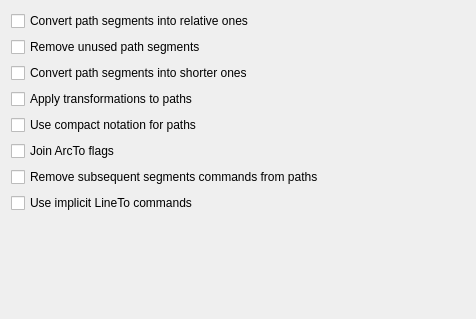
Old version of the form src/preferences/pathspage.ui in the repository RazrFalcon/svgcleaner-gui.
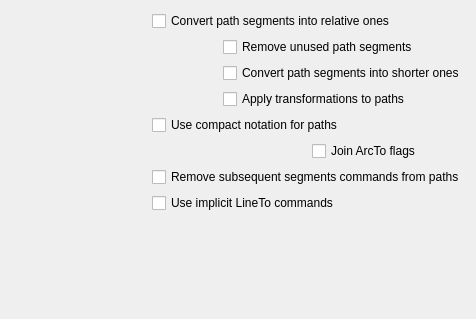
New version of the form. Custom widgets are drawn as their Qt base class.

What changed in the file:
```diff
--- a/src/preferences/pathspage.ui
+++ b/src/preferences/pathspage.ui
@@ -13,72 +13,8 @@
   <property name="windowTitle">
    <string>Form</string>
   </property>
-  <layout class="QVBoxLayout" name="verticalLayout">
-   <item>
-    <widget class="QCheckBox" name="chBoxToRelative">
-     <property name="text">
-      <string>Convert path segments into relative ones</string>
-     </property>
-    </widget>
-   </item>
-   <item>
-    <layout class="QVBoxLayout" name="laySegments">
-     <item>
-      <widget class="QCheckBox" name="chBoxRmUnused">
-       <property name="text">
-        <string>Remove unused path segments</string>
-       </property>
-      </widget>
-     </item>
-     <item>
-      <widget class="QCheckBox" name="chBoxConvertSegments">
-       <property name="text">
-        <string>Convert path segments into shorter ones</string>
-       </property>
-      </widget>
-     </item>
-     <item>
-      <widget class="QCheckBox" name="chBoxApplyTransformToPaths">
-       <property name="text">
-        <string>Apply transformations to paths</string>
-       </property>
-      </widget>
-     </item>
-    </layout>
-   </item>
-   <item>
-    <widget class="QCheckBox" name="chBoxTrimPaths">
-     <property name="text">
-      <string>Use compact notation for paths</string>
-     </property>
-    </widget>
-   </item>
-   <item>
-    <layout class="QVBoxLayout" name="layArcTo">
-     <item>
-      <widget class="WarningCheckBox" name="chBoxJoinArcToFlags">
-       <property name="text">
-        <string>Join ArcTo flags</string>
-       </property>
-      </widget>
-     </item>
-    </layout>
-   </item>
-   <item>
-    <widget class="QCheckBox" name="chBoxRmDuplCmd">
-     <property name="text">
-      <string>Remove subsequent segments commands from paths</string>
-     </property>
-    </widget>
-   </item>
-   <item>
-    <widget class="QCheckBox" name="chBoxUseImplicitCommands">
-     <property name="text">
-      <string>Use implicit LineTo commands</string>
-     </property>
-    </widget>
-   </item>
-   <item>
+  <layout class="QGridLayout" name="gridLayout">
+   <item row="6" column="1">
     <spacer name="verticalSpacer">
      <property name="orientation">
       <enum>Qt::Vertical</enum>
@@ -91,6 +27,94 @@
      </property>
     </spacer>
    </item>
+   <item row="5" column="1">
+    <widget class="QCheckBox" name="chBoxUseImplicitCommands">
+     <property name="text">
+      <string>Use implicit LineTo commands</string>
+     </property>
+    </widget>
+   </item>
+   <item row="2" column="1">
+    <widget class="QCheckBox" name="chBoxTrimPaths">
+     <property name="text">
+      <string>Use compact notation for paths</string>
+     </property>
+    </widget>
+   </item>
+   <item row="1" column="1">
+    <layout class="QGridLayout" name="laySegments">
+     <item row="0" column="1">
+      <widget class="QCheckBox" name="chBoxRmUnused">
+       <property name="text">
+        <string>Remove unused path segments</string>
+       </property>
+      </widget>
+     </item>
+     <item row="2" column="1">
+      <widget class="QCheckBox" name="chBoxApplyTransformToPaths">
+       <property name="text">
+        <string>Apply transformations to paths</string>
+       </property>
+      </widget>
+     </item>
+     <item row="1" column="1">
+      <widget class="QCheckBox" name="chBoxConvertSegments">
+       <property name="text">
+        <string>Convert path segments into shorter ones</string>
+       </property>
+      </widget>
+     </item>
+     <item row="0" column="0">
+      <widget class="DotWidget" name="dot2" native="true"/>
+     </item>
+     <item row="1" column="0">
+      <widget class="DotWidget" name="dot3" native="true"/>
+     </item>
+     <item row="2" column="0">
+      <widget class="DotWidget" name="dot4" native="true"/>
+     </item>
+    </layout>
+   </item>
+   <item row="4" column="1">
+    <widget class="QCheckBox" name="chBoxRmDuplCmd">
+     <property name="text">
+      <string>Remove subsequent segments commands from paths</string>
+     </property>
+    </widget>
+   </item>
+   <item row="0" column="1">
+    <widget class="QCheckBox" name="chBoxToRelative">
+     <property name="text">
+      <string>Convert path segments into relative ones</string>
+     </property>
+    </widget>
+   </item>
+   <item row="3" column="1">
+    <layout class="QGridLayout" name="layArcTo">
+     <item row="0" column="1">
+      <widget class="WarningCheckBox" name="chBoxJoinArcToFlags">
+       <property name="text">
+        <string>Join ArcTo flags</string>
+       </property>
+      </widget>
+     </item>
+     <item row="0" column="0">
+      <widget class="DotWidget" name="dot6" native="true"/>
+     </item>
+    </layout>
+   </item>
+   <item row="0" column="0">
+    <widget class="DotWidget" name="dot1" native="true"/>
+   </item>
+   <item row="2" column="0">
+    <widget class="DotWidget" name="dot5" native="true"/>
+   </item>
+   <item row="4" column="0">
+    <widget class="DotWidget" name="dot7" native="true"/>
+   </item>
+   <item row="5" column="0">
+    <widget class="DotWidget" name="dot8" native="true"/>
+   </item>
   </layout>
  </widget>
  <customwidgets>
@@ -99,6 +123,12 @@
    <extends>QCheckBox</extends>
    <header>src/preferences/widgets/warningcheckbox.h</header>
   </customwidget>
+  <customwidget>
+   <class>DotWidget</class>
+   <extends>QWidget</extends>
+   <header>src/preferences/widgets/dotwidget.h</header>
+   <container>1</container>
+  </customwidget>
  </customwidgets>
  <resources/>
  <connections/>
```
